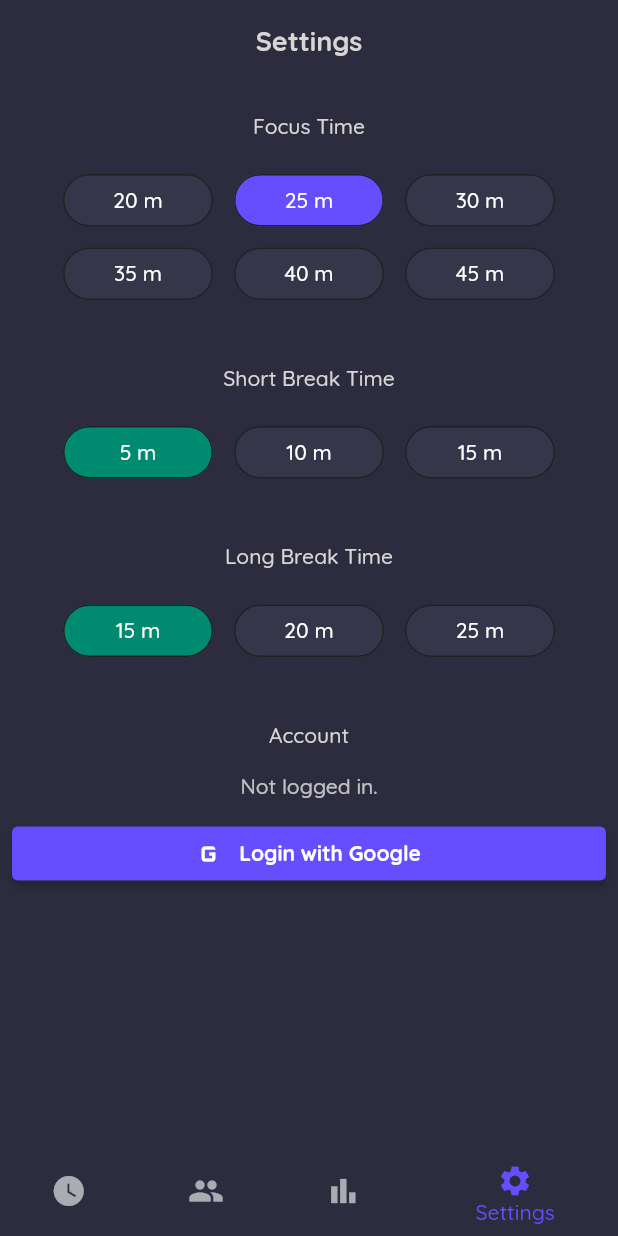
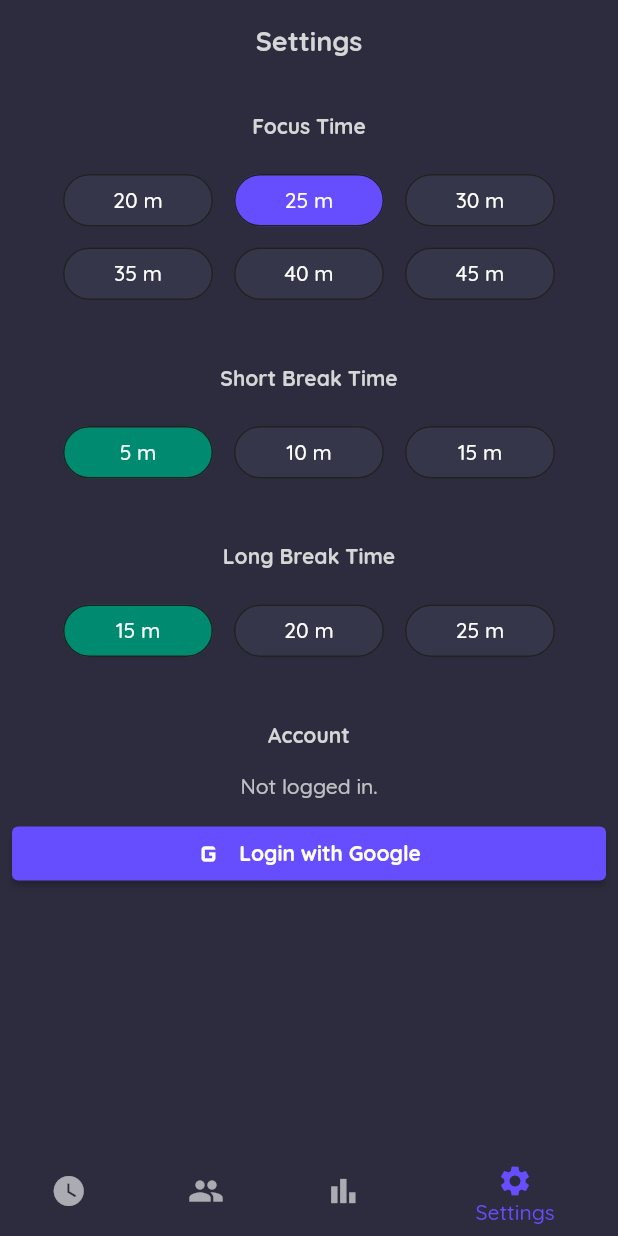
Before and after one commit to nandbyte/pomoduo, a Flutter app: the screen it shows after launch, item 4 of the bottom bar chosen, on a phone screen of 412 x 824 dp. Run offline on Flutter 3.47's test engine with Material 2 defaults, Android fonts, the phone set to English and light mode, and no system bars; drawn by our look-alikes of custom_radio_grouped_button; our stand-ins replace cloud_firestore, firebase_auth, firebase_core, google_fonts, google_sign_in, percent_indicator and 1 more; accounts and stored records are empty.

Commit message:
Updated subheader font weight

```diff
--- a/lib/pages/settings_page.dart
+++ b/lib/pages/settings_page.dart
@@ -48,7 +48,10 @@ class _FocusTimeSettingsState extends State<FocusTimeSettings> {
       child: Column(children: <Widget>[
         const Padding(
           padding: EdgeInsets.fromLTRB(0, 36, 0, 16.0),
-          child: Text("Focus Time"),
+          child: Text(
+            "Focus Time",
+            style: TextStyle(fontWeight: FontWeight.bold),
+          ),
         ),
         CustomRadioButton(
           elevation: 0,
@@ -91,7 +94,10 @@ class _ShortBreakTimeSettingsState extends State<ShortBreakTimeSettings> {
     return Column(children: <Widget>[
       const Padding(
         padding: EdgeInsets.fromLTRB(0, 36, 0, 16.0),
-        child: Text("Short Break Time"),
+        child: Text(
+          "Short Break Time",
+          style: TextStyle(fontWeight: FontWeight.bold),
+        ),
       ),
       CustomRadioButton(
         elevation: 0,
@@ -129,7 +135,10 @@ class _LongBreakTimeSettingsState extends State<LongBreakTimeSettings> {
     return Column(children: <Widget>[
       const Padding(
         padding: EdgeInsets.fromLTRB(0, 36, 0, 16.0),
-        child: Text("Long Break Time"),
+        child: Text(
+          "Long Break Time",
+          style: TextStyle(fontWeight: FontWeight.bold),
+        ),
       ),
       CustomRadioButton(
         elevation: 0,
@@ -188,7 +197,10 @@ class _AccountSettingsState extends State<AccountSettings> {
           const Center(
             child: Padding(
               padding: EdgeInsets.fromLTRB(0, 36, 0, 16.0),
-              child: Text("Account"),
+              child: Text(
+                "Account",
+                style: TextStyle(fontWeight: FontWeight.bold),
+              ),
             ),
           ),
           Consumer<GoogleSignInProvider>(
```
